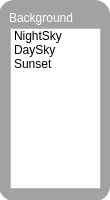
Old version of the form Scripts/Background.ui in the repository Plij/Oulutest.
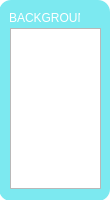
New version of the form.

What changed in the file:
```diff
--- a/Scripts/Background.ui
+++ b/Scripts/Background.ui
@@ -15,7 +15,8 @@
   </property>
   <property name="styleSheet">
    <string notr="true">QWidget#Background { background-color: transparent; }
-QFrame#frame { background-color: rgba(136, 136, 136, 200); border-radius: 12px;}
+QFrame#frame { background-color: rgba(33, 217, 229, 150);
+ border-radius: 12px;}
 </string>
   </property>
   <widget class="QFrame" name="frame">
@@ -28,8 +29,7 @@
     </rect>
    </property>
    <property name="styleSheet">
-    <string notr="true">QWidget#Background{ background-color: transparent;}
-QFrame#frame{ background-color: rgba(136, 136, 136, 200); border-radius: 15px; }</string>
+    <string notr="true"/>
    </property>
    <property name="frameShape">
     <enum>QFrame::StyledPanel</enum>
@@ -46,21 +46,6 @@
       <height>161</height>
      </rect>
     </property>
-    <item>
-     <property name="text">
-      <string>NightSky</string>
-     </property>
-    </item>
-    <item>
-     <property name="text">
-      <string>DaySky</string>
-     </property>
-    </item>
-    <item>
-     <property name="text">
-      <string>Sunset</string>
-     </property>
-    </item>
    </widget>
    <widget class="QLabel" name="label">
     <property name="geometry">
@@ -72,7 +57,7 @@
      </rect>
     </property>
     <property name="text">
-     <string>&lt;html&gt;&lt;head/&gt;&lt;body&gt;&lt;p&gt;&lt;span style=&quot; color:#ffffff;&quot;&gt;Background&lt;/span&gt;&lt;/p&gt;&lt;/body&gt;&lt;/html&gt;</string>
+     <string>&lt;html&gt;&lt;head/&gt;&lt;body&gt;&lt;p&gt;&lt;span style=&quot; color:#ffffff;&quot;&gt;BACKGROUND:&lt;/span&gt;&lt;/p&gt;&lt;/body&gt;&lt;/html&gt;</string>
     </property>
    </widget>
   </widget>
```
